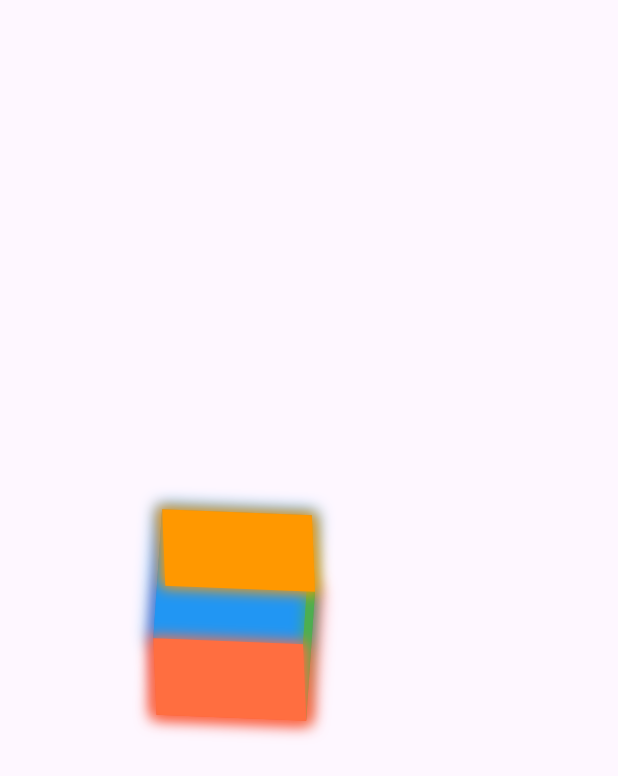
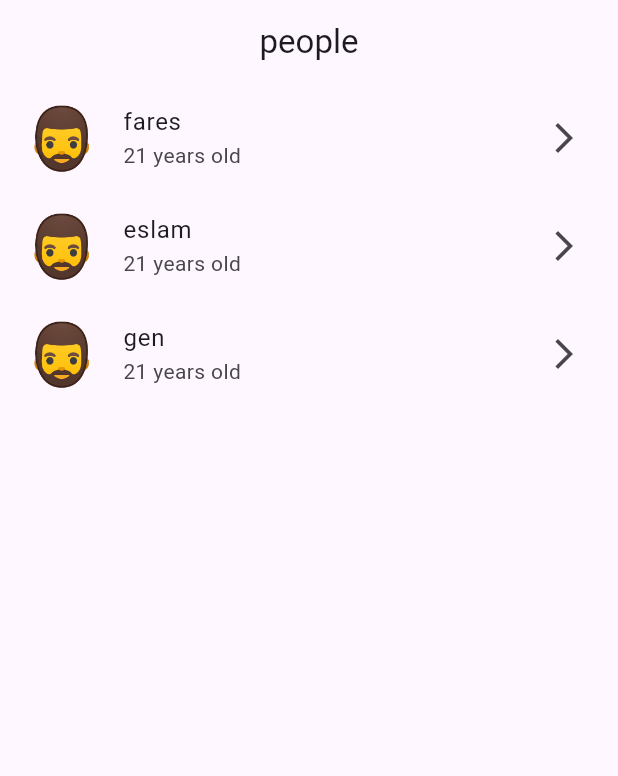
Before and after one commit to gen-eslam/flutter_animation, a Flutter app: the screen it shows after launch, on a phone screen of 412 x 824 dp. Shown: the top 776 px of the screen. Run offline on Flutter 3.47's test engine with Material 2 defaults, Android fonts, the phone set to English and light mode, and no system bars.

Commit message:
example 4

```diff
--- /dev/null
+++ b/lib/hero_animation.dart
@@ -0,0 +1,108 @@
+import 'package:flutter/material.dart';
+import 'package:untitled/static%20data/people_info.dart';
+
+class HeroAnimation extends StatelessWidget {
+  const HeroAnimation({super.key});
+
+  @override
+  Widget build(BuildContext context) {
+    return Scaffold(
+      appBar: AppBar(
+        centerTitle: true,
+        title: const Text("people"),
+      ),
+      body: ListView.builder(
+        itemCount: people.length,
+        itemBuilder: (context, index) {
+          final Person person = people[index];
+          return ListTile(
+            onTap: () {
+              Navigator.of(context).push(MaterialPageRoute(
+                  builder: (context) => DetailsPage(person: person)));
+            },
+            leading: Hero(
+              tag: person.name,
+              child: Material(
+                color: Colors.transparent,
+                child: Text(
+                  person.emoji,
+                  style: const TextStyle(fontSize: 40),
+                ),
+              ),
+            ),
+            title: Text(person.name),
+            subtitle: Text("${person.age} years old"),
+            trailing: const Icon(Icons.arrow_forward_ios),
+          );
+        },
+      ),
+    );
+  }
+}
+
+class DetailsPage extends StatelessWidget {
+  final Person person;
+
+  const DetailsPage({super.key, required this.person});
+
+  @override
+  Widget build(BuildContext context) {
+    return Scaffold(
+      appBar: AppBar(
+        centerTitle: true,
+        title: Hero(
+          flightShuttleBuilder: (
+            flightContext,
+            animation,
+            flightDirection,
+            fromHeroContext,
+            toHeroContext,
+          ) {
+            switch (flightDirection) {
+              case HeroFlightDirection.push:
+                return Material(
+                  color: Colors.transparent,
+                  child: ScaleTransition(
+                    scale: animation.drive(
+                      Tween<double>(
+                        begin: 0.0,
+                        end: 1.0,
+                      ).chain(
+                        CurveTween(
+                          curve: Curves.bounceInOut,
+                        ),
+                      ),
+                    ),
+                    child: toHeroContext.widget,
+                  ),
+                );
+              case HeroFlightDirection.pop:
+                return Material(
+                  color: Colors.transparent,
+                  child: fromHeroContext.widget,
+                );
+            }
+          },
+          tag: person.name,
+          child: Text(
+            person.emoji,
+            style: const TextStyle(
+              fontSize: 50,
+            ),
+          ),
+        ),
+      ),
+      body: SizedBox(
+        width: double.infinity,
+        child: Column(
+          mainAxisAlignment: MainAxisAlignment.center,
+          crossAxisAlignment: CrossAxisAlignment.center,
+          children: [
+            Text(person.name),
+            Text("${person.age} years old"),
+          ],
+        ),
+      ),
+    );
+  }
+}
--- a/lib/main.dart
+++ b/lib/main.dart
@@ -1,6 +1,6 @@
 import 'package:flutter/material.dart';
 
-import 'example_3_3D.dart';
+import 'hero_animation.dart';
 
 void main() {
   runApp(const MyApp());
@@ -18,7 +18,7 @@ class MyApp extends StatelessWidget {
         colorScheme: ColorScheme.fromSeed(seedColor: Colors.deepPurple),
         useMaterial3: true,
       ),
-      home: const ThreeDimensionAnimation(),
+      home: const HeroAnimation(),
     );
   }
 }
--- /dev/null
+++ b/lib/static data/people_info.dart
@@ -0,0 +1,17 @@
+import 'package:flutter/material.dart';
+
+/// hero animation
+
+@immutable
+class Person {
+  final String name, emoji;
+  final int age;
+
+  const Person({required this.name, required this.age, required this.emoji});
+}
+
+const List<Person> people = [
+  Person(name: "fares", age: 21, emoji: "🧔"),
+  Person(name: "eslam", age: 21, emoji: "🧔"),
+  Person(name: "gen", age: 21, emoji: "🧔"),
+];
```
